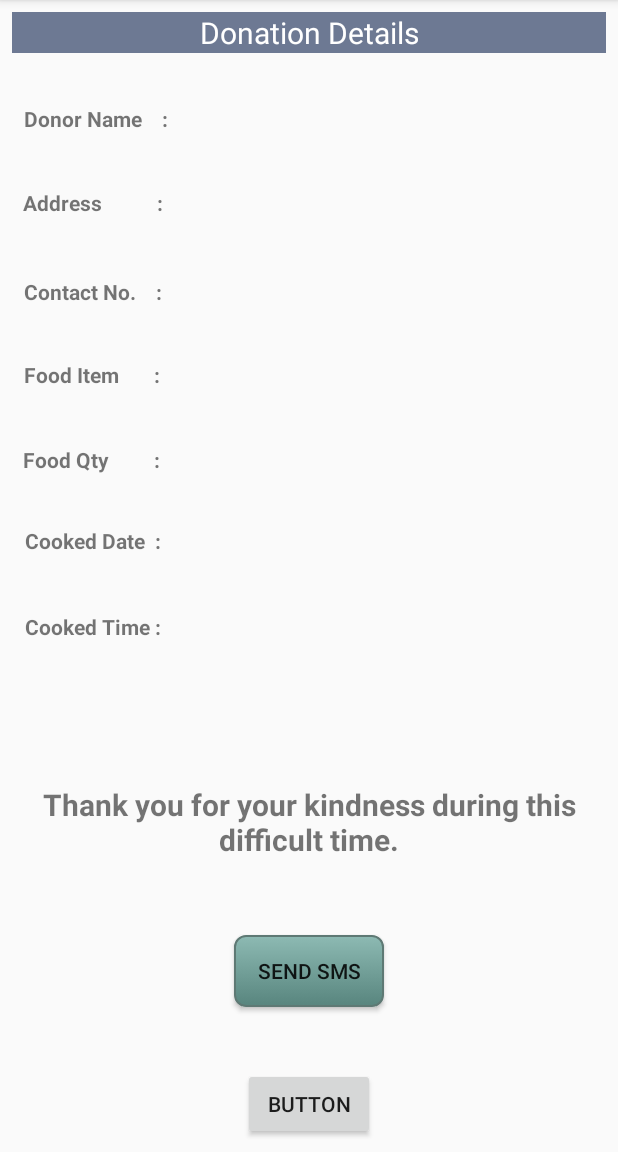
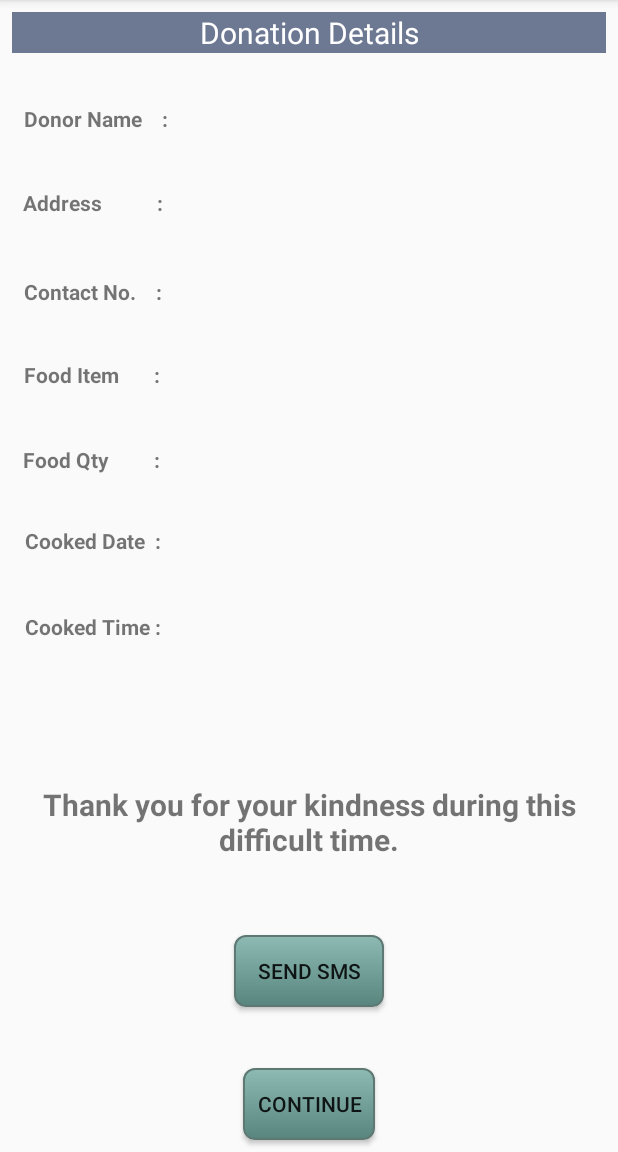
Before and after one commit to guptavijay/Food_Donataion_app, an Android app: the Eight screen opened directly, with no data from a screen before it, on a phone screen of 412 x 824 dp, the part 84-1236 px from its top. Run offline under Robolectric (Android 15) with nearby library versions, the phone set to English and light mode, and no system bars; 7 statements that could not run were skipped.

Commit message:
UI updated

```diff
--- a/app/src/main/res/layout/activity_eight.xml
+++ b/app/src/main/res/layout/activity_eight.xml
@@ -300,7 +300,8 @@
         android:layout_marginEnd="8dp"
         android:layout_marginStart="8dp"
         android:layout_marginTop="8dp"
-        android:text="Button"
+        android:text="Continue"
+        android:background="@drawable/btnshape"
         app:layout_constraintBottom_toBottomOf="parent"
         app:layout_constraintEnd_toEndOf="parent"
         app:layout_constraintStart_toStartOf="parent"
```
